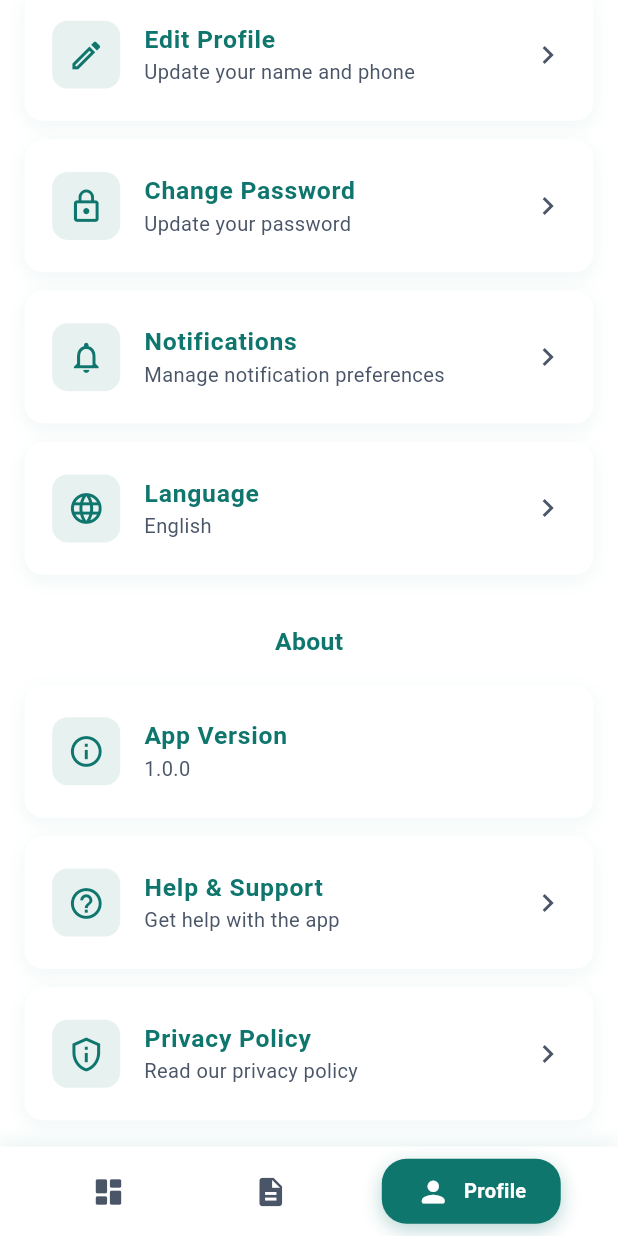
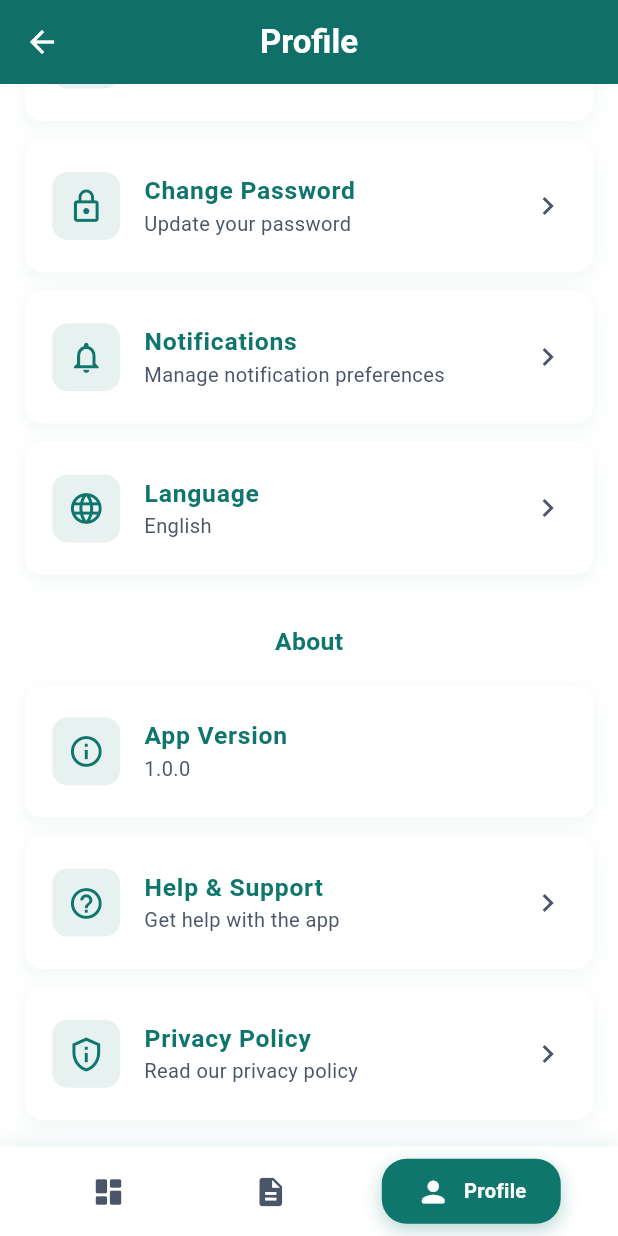
Before and after one commit to siva-dataworker/new_homes, a Flutter app: the SupervisorDashboardFeed screen opened directly, item 3 of the bottom bar chosen, scrolled down 576 dp, on a phone screen of 412 x 824 dp. Run offline on Flutter 3.47's test engine with Material 3 defaults, Android fonts, the phone set to English and light mode, and no system bars; our stand-ins replace cached_network_image, file_picker, flutter_screenutil, flutter_secure_storage, image_picker, open_filex and 1 more; missing offline and left inert: excel; accounts and stored records are empty; network calls fail.

Commit message:
fix: supervisor dashboard header now stays fixed while scrolling
All 3 SliverAppBars in this file (main dashboard, Statistics tab,
Profile tab) used floating/snap instead of pinned, so the navy header
scrolled away and only reappeared on scroll-up - inconsistent with
every other supervisor screen, which use a plain AppBar (always fixed
by default). Switched all three to pinned: true with the same navy
background + white text as the rest.

Co-Authored-By: Claude Sonnet 5 <noreply@anthropic.com>

```diff
--- a/otp_phone_auth/lib/screens/supervisor_dashboard_feed.dart
+++ b/otp_phone_auth/lib/screens/supervisor_dashboard_feed.dart
@@ -318,8 +318,7 @@ class _SupervisorDashboardFeedState extends State<SupervisorDashboardFeed> {
       slivers: [
         // Header
         SliverAppBar(
-          floating: true,
-          snap: true,
+          pinned: true,
           backgroundColor: AppColors.supervisorAccent,
           elevation: 0,
           toolbarHeight: 70,
@@ -635,12 +634,12 @@ class _SupervisorDashboardFeedState extends State<SupervisorDashboardFeed> {
     return CustomScrollView(
       slivers: [
         SliverAppBar(
-          floating: true,
-          backgroundColor: AppColors.cleanWhite,
+          pinned: true,
+          backgroundColor: AppColors.supervisorAccent,
           elevation: 0,
           title: const Text(
             'Statistics',
-            style: TextStyle(color: AppColors.supervisorAccent),
+            style: TextStyle(color: Colors.white),
           ),
         ),
         SliverToBoxAdapter(
@@ -1359,13 +1358,12 @@ class _SupervisorDashboardFeedState extends State<SupervisorDashboardFeed> {
         slivers: [
           // Simple Profile Header
           SliverAppBar(
-            floating: true,
+            pinned: true,
             backgroundColor: AppColors.supervisorAccent,
             elevation: 0,
-            iconTheme: const IconThemeData(color: Colors.white),
             title: const Text(
               'Profile',
-              style: TextStyle(color: Colors.white, fontWeight: FontWeight.bold),
+              style: TextStyle(color: Colors.white),
             ),
           ),
           // Profile Info
```
